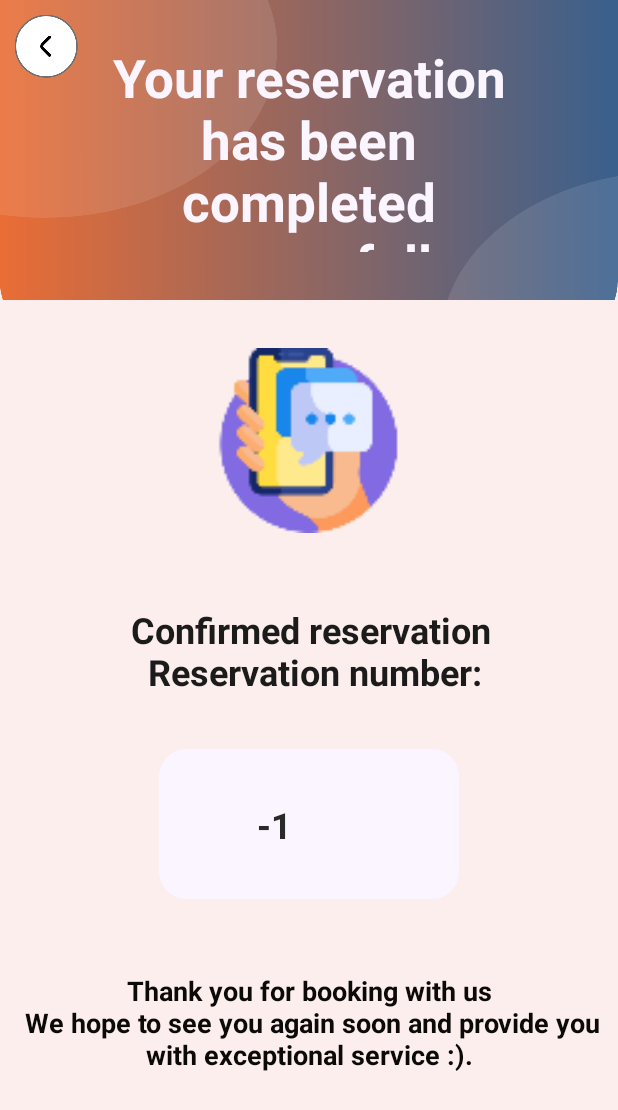
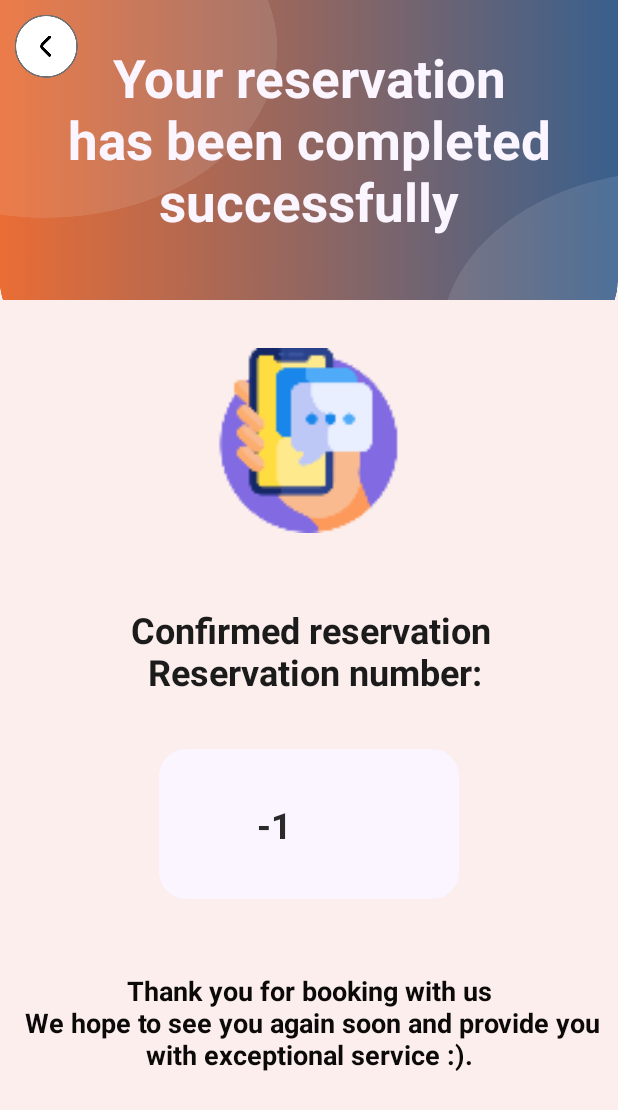
Before and after one commit to martinpez/hotel_servicios, an Android app: the view_reservation screen opened through its navigation route, on a phone screen of 412 x 824 dp. Shown: the top 1110 px of the screen. Run offline under Robolectric (Android 15) with nearby library versions, the phone set to English and light mode, and no system bars; Roboto replaces fonts that are not available here.

Commit message:
Ultima actualizacion

```diff
--- a/app/src/main/java/acividad2/hotel_servicios/Accaunt.java
+++ b/app/src/main/java/acividad2/hotel_servicios/Accaunt.java
@@ -175,5 +175,4 @@ public class Accaunt extends Fragment implements View.OnClickListener {
             Toast.makeText(getContext(), "Credenciales invalidas.", Toast.LENGTH_LONG).show();
         }
     }*/
-
 }
--- a/app/src/main/java/acividad2/hotel_servicios/Buy.java
+++ b/app/src/main/java/acividad2/hotel_servicios/Buy.java
@@ -155,10 +155,6 @@ public class Buy extends Fragment implements View.OnClickListener {
                 edit_discount.setText("");
                 dismissKeyboard(view);
                 Toast.makeText(getContext(), "Descuento aplicado " , Toast.LENGTH_LONG).show();
-
-
-
-
             }
         });
 
--- a/app/src/main/java/acividad2/hotel_servicios/Cart.java
+++ b/app/src/main/java/acividad2/hotel_servicios/Cart.java
@@ -45,8 +45,6 @@ public class Cart extends Fragment  {
     private String mParam1;
     private String mParam2;
     private String nombre_use;
-
-
 
     /**
      * Use this factory method to create a new instance of
--- a/app/src/main/java/acividad2/hotel_servicios/Login.java
+++ b/app/src/main/java/acividad2/hotel_servicios/Login.java
@@ -31,7 +31,6 @@ import acividad2.hotel_servicios.data.Telefono;
  * create an instance of this fragment.
  */
 public class Login extends Fragment implements View.OnClickListener {
-
     private HotelDBHelper db;
     private Button btn_acc;
     private EditText login_password, login_email;
--- a/app/src/main/java/acividad2/hotel_servicios/view_reservation.java
+++ b/app/src/main/java/acividad2/hotel_servicios/view_reservation.java
@@ -79,7 +79,6 @@ public class view_reservation extends Fragment {
         return inflater.inflate(R.layout.view_reservation, container, false);
 
     }
-
     @Override
     public void onViewCreated(@NonNull View view, @Nullable Bundle savedInstanceState) {
         super.onViewCreated(view, savedInstanceState);
--- a/app/src/main/res/layout/view_reservation.xml
+++ b/app/src/main/res/layout/view_reservation.xml
@@ -6,7 +6,6 @@
     android:layout_height="match_parent"
     android:background="@color/base"
     >
-
     <ImageView
         android:id="@+id/imageView"
         android:layout_width="0dp"
@@ -32,8 +31,8 @@
 
     <TextView
         android:id="@+id/textView9"
-        android:layout_width="285dp"
-        android:layout_height="140dp"
+        android:layout_width="322dp"
+        android:layout_height="136dp"
         android:layout_marginTop="28dp"
         android:text="@string/reserva_exitosa"
         android:textAlignment="center"
--- a/app/src/main/res/values/strings.xml
+++ b/app/src/main/res/values/strings.xml
@@ -2,8 +2,7 @@
     <string name="btn_login">Login</string>
     <string name="txt_bienvenida">Welcome, Hotel hilton</string>
     <string name="app_name">Hotel_Service</string>
-    <string name="txt_reserver" translatable="false">
-        © 2024 Martinpez™.All Rights Reserved.</string>
+    <string name="txt_reserver" translatable="false">© 2024 Martinpez™.All Rights Reserved.</string>
     <string name="txt_forgot">Forgot email?</string>
     <string name="txt_frame">Welome, Hotel hilton !!</string>
     <string name="btn_frame">Register</string>
@@ -24,7 +23,6 @@
     <string name="txt_sub" translatable="false">Subtotal</string>
     <string name="txt_iva" translatable="false">IVA</string>
     <string name="txt_total" translatable="false">Total</string>
-    <!-- TODO: Remove or change this placeholder text -->
     <string name="hello_blank_fragment" translatable="false">Hello blank fragment</string>
     <string name="btnlinear">Register account</string>
     <string name="btn_tablet">Pay now</string>
```
Also changed, not shown: 1 other file.
